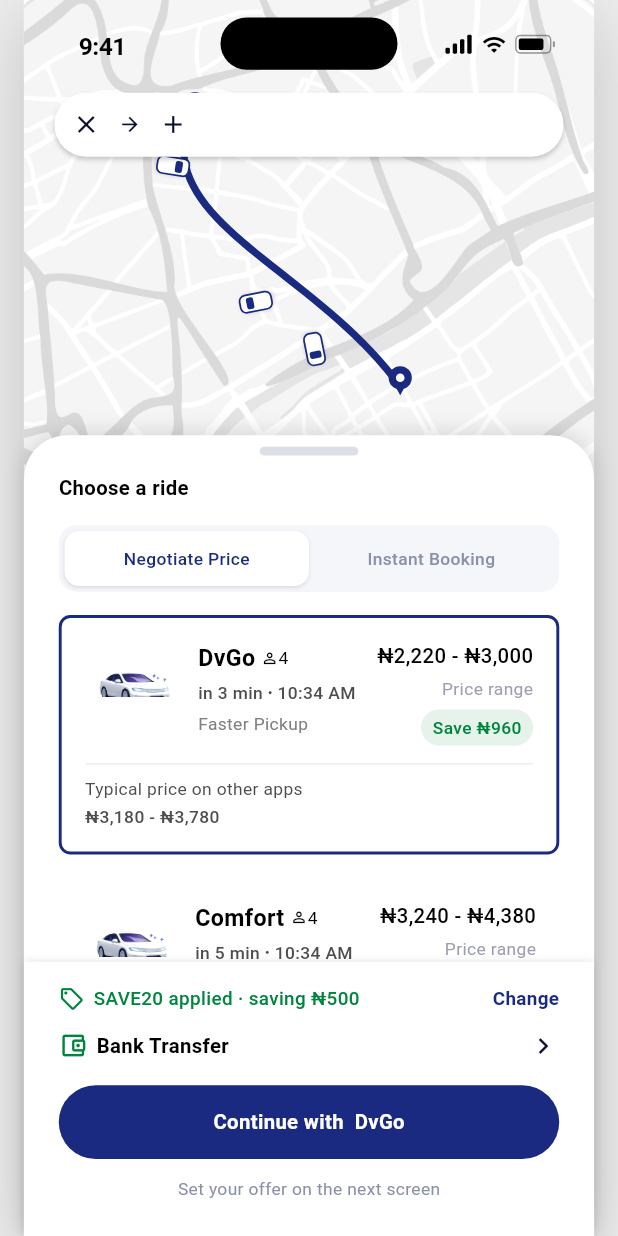
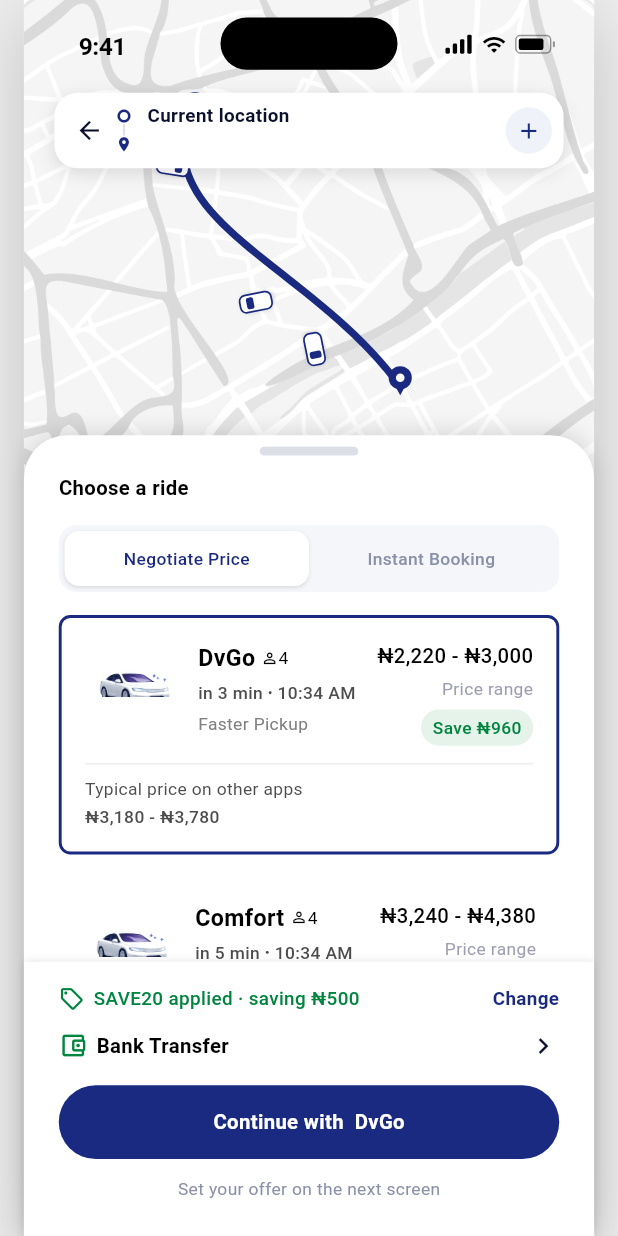
Before and after one commit to FemiDev10/drivevault-rider, a Flutter app: the ChooseRideScreen screen opened directly with empty values, on a phone screen of 412 x 824 dp. Run offline on Flutter 3.47's test engine with Material 3 defaults, Android fonts, the phone set to English and light mode, and no system bars; Roboto replaces fonts that are missing (SF Pro Display).

Commit message:
Redesign route pill on choose-ride into a clean stacked route bar

```diff
--- a/lib/screens/ride/choose_ride_screen.dart
+++ b/lib/screens/ride/choose_ride_screen.dart
@@ -142,31 +142,62 @@ class _RoutePill extends StatelessWidget {
   @override
   Widget build(BuildContext context) {
     return Container(
-      height: 44,
+      height: 52,
       decoration: BoxDecoration(
         color: AppColors.white,
-        borderRadius: BorderRadius.circular(30),
-        boxShadow: const [BoxShadow(color: Color(0x33000000), blurRadius: 2, offset: Offset(0, 2))],
+        borderRadius: BorderRadius.circular(16),
+        boxShadow: const [BoxShadow(color: Color(0x1F000000), blurRadius: 10, offset: Offset(0, 3))],
       ),
-      padding: const EdgeInsets.symmetric(horizontal: 12),
+      padding: const EdgeInsets.fromLTRB(6, 6, 8, 6),
       child: Row(
         children: [
-          InkWell(onTap: onClose, child: const Icon(Icons.close, size: 20, color: _ink)),
-          const SizedBox(width: 6),
-          Flexible(
-            child: Text(pickup.name, overflow: TextOverflow.ellipsis,
-                style: const TextStyle(fontSize: 14, fontWeight: FontWeight.w600, color: AppColors.primary)),
+          // back
+          InkWell(
+            onTap: onClose,
+            customBorder: const CircleBorder(),
+            child: const SizedBox(
+              width: 36, height: 36,
+              child: Icon(Icons.arrow_back, size: 20, color: _ink),
+            ),
           ),
-          const Padding(
-            padding: EdgeInsets.symmetric(horizontal: 6),
-            child: Icon(Icons.arrow_forward, size: 16, color: _ink),
+          // origin → destination, stacked so it reads like a route
+          Expanded(
+            child: Row(
+              children: [
+                Column(
+                  mainAxisAlignment: MainAxisAlignment.center,
+                  children: [
+                    const Icon(Icons.trip_origin, size: 11, color: AppColors.primary),
+                    Container(width: 1.5, height: 8, color: const Color(0xFFDDE1EC)),
+                    const Icon(Icons.location_on, size: 12, color: AppColors.primary),
+                  ],
+                ),
+                const SizedBox(width: 10),
+                Expanded(
+                  child: Column(
+                    mainAxisAlignment: MainAxisAlignment.center,
+                    crossAxisAlignment: CrossAxisAlignment.start,
+                    children: [
+                      Text(pickup.name.isEmpty ? 'Current location' : pickup.name,
+                          maxLines: 1, overflow: TextOverflow.ellipsis,
+                          style: const TextStyle(fontSize: 13, fontWeight: FontWeight.w600, color: _ink)),
+                      const SizedBox(height: 2),
+                      Text(destination.name,
+                          maxLines: 1, overflow: TextOverflow.ellipsis,
+                          style: const TextStyle(fontSize: 13, fontWeight: FontWeight.w600, color: _ink)),
+                    ],
+                  ),
+                ),
+              ],
+            ),
           ),
-          Flexible(
-            child: Text(destination.name, overflow: TextOverflow.ellipsis,
-                style: const TextStyle(fontSize: 14, fontWeight: FontWeight.w600, color: Color(0xFF02002C))),
+          const SizedBox(width: 8),
+          // add stop
+          Container(
+            width: 32, height: 32,
+            decoration: const BoxDecoration(color: Color(0xFFF0F2FA), shape: BoxShape.circle),
+            child: const Icon(Icons.add, size: 18, color: AppColors.primary),
           ),
-          const SizedBox(width: 6),
-          const Icon(Icons.add, size: 20, color: _ink),
         ],
       ),
     );
```
Also changed, not shown: 2 other files.
